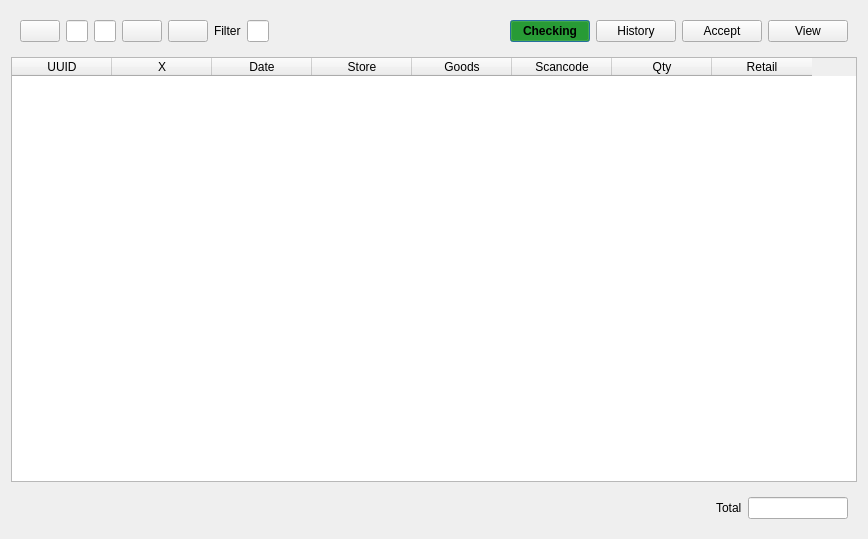
Old version of the form Shop/storeinput.ui in the repository End1-1/Cafe5.
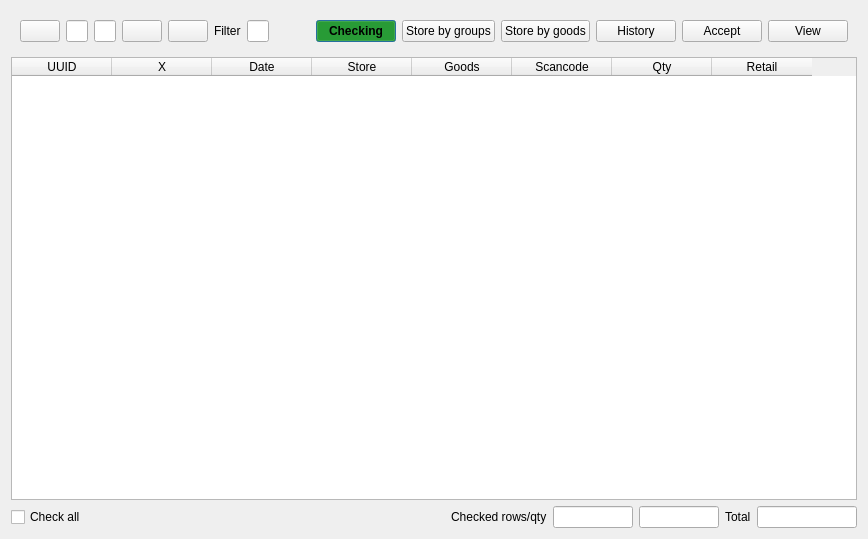
New version of the form. Icons and pictures are not drawn. Custom widgets are drawn as their Qt base class.

The edit to the form file:
```diff
--- a/Shop/storeinput.ui
+++ b/Shop/storeinput.ui
@@ -125,6 +125,38 @@
         </property>
        </widget>
       </item>
+      <item>
+       <widget class="QPushButton" name="btnStore">
+        <property name="styleSheet">
+         <string notr="true">                QPushButton:checked{
+                    background-color: rgb(0, 150, 0);
+					font-weight:bold;
+                }</string>
+        </property>
+        <property name="text">
+         <string>Store by groups</string>
+        </property>
+        <property name="checkable">
+         <bool>true</bool>
+        </property>
+       </widget>
+      </item>
+      <item>
+       <widget class="QPushButton" name="btnStoreGoods">
+        <property name="styleSheet">
+         <string notr="true">                QPushButton:checked{
+                    background-color: rgb(0, 150, 0);
+					font-weight:bold;
+                }</string>
+        </property>
+        <property name="text">
+         <string>Store by goods</string>
+        </property>
+        <property name="checkable">
+         <bool>true</bool>
+        </property>
+       </widget>
+      </item>
       <item>
        <widget class="QPushButton" name="btnHistoryMode">
         <property name="styleSheet">
@@ -226,6 +258,25 @@
    <item>
     <widget class="QWidget" name="widget_2" native="true">
      <layout class="QHBoxLayout" name="horizontalLayout_2">
+      <property name="leftMargin">
+       <number>0</number>
+      </property>
+      <property name="topMargin">
+       <number>0</number>
+      </property>
+      <property name="rightMargin">
+       <number>0</number>
+      </property>
+      <property name="bottomMargin">
+       <number>0</number>
+      </property>
+      <item>
+       <widget class="QCheckBox" name="chAll">
+        <property name="text">
+         <string>Check all</string>
+        </property>
+       </widget>
+      </item>
       <item>
        <spacer name="horizontalSpacer_2">
         <property name="orientation">
@@ -239,6 +290,51 @@
         </property>
        </spacer>
       </item>
+      <item>
+       <widget class="QLabel" name="label_3">
+        <property name="text">
+         <string>Checked rows/qty</string>
+        </property>
+       </widget>
+      </item>
+      <item>
+       <widget class="C5LineEdit" name="leRows">
+        <property name="minimumSize">
+         <size>
+          <width>80</width>
+          <height>0</height>
+         </size>
+        </property>
+        <property name="maximumSize">
+         <size>
+          <width>80</width>
+          <height>16777215</height>
+         </size>
+        </property>
+        <property name="readOnly">
+         <bool>true</bool>
+        </property>
+       </widget>
+      </item>
+      <item>
+       <widget class="C5LineEdit" name="leQty">
+        <property name="minimumSize">
+         <size>
+          <width>80</width>
+          <height>0</height>
+         </size>
+        </property>
+        <property name="maximumSize">
+         <size>
+          <width>80</width>
+          <height>16777215</height>
+         </size>
+        </property>
+        <property name="readOnly">
+         <bool>true</bool>
+        </property>
+       </widget>
+      </item>
       <item>
        <widget class="QLabel" name="label">
         <property name="text">
```
